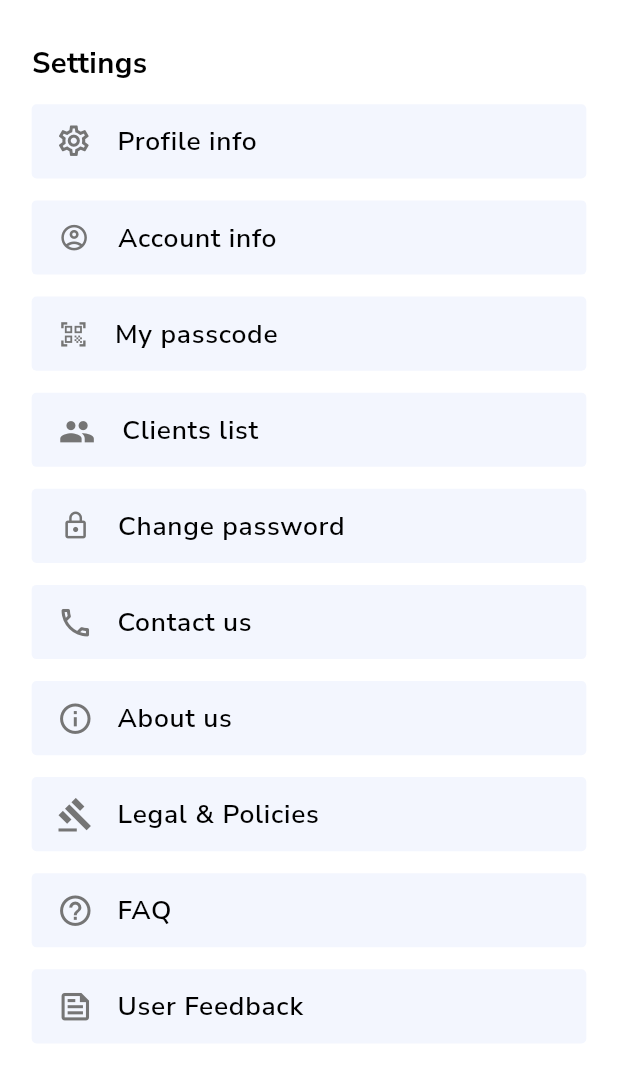
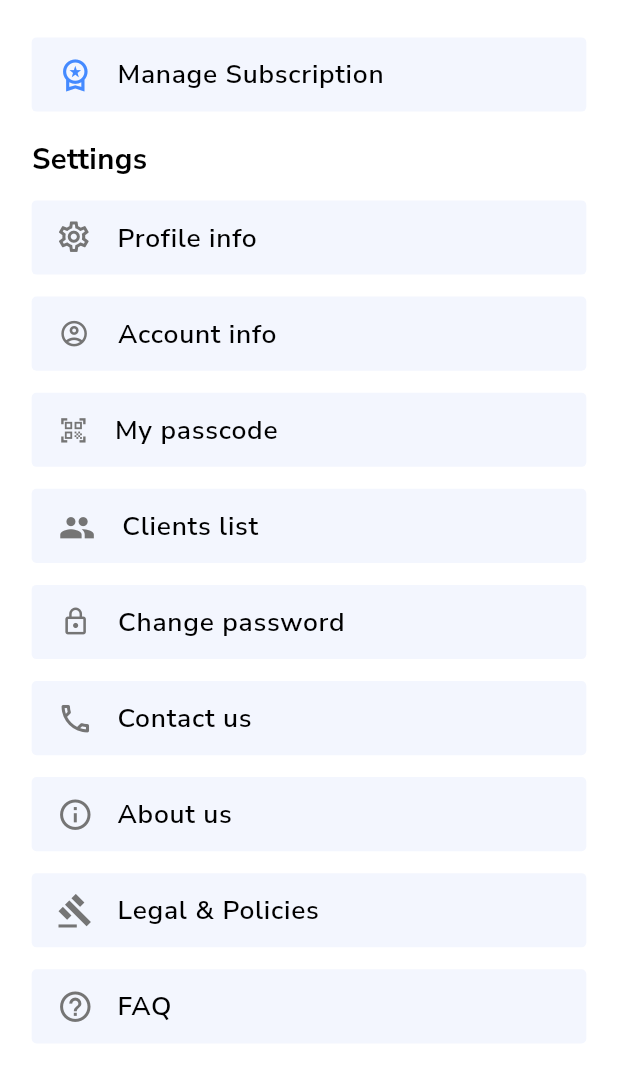
Before and after one commit to coderoofsit/coach_student_new2026, a Flutter app: the SettingsCoachPage screen opened directly, on a phone screen of 412 x 824 dp, the part 171-1236 px from its top. Run offline on Flutter 3.47's test engine with Material 3 defaults, Android fonts, the phone set to English and light mode, and no system bars; our stand-ins replace app_links, auto_size_text, cached_network_image, cloud_firestore, dio, firebase_core and 27 more; missing offline and left inert: iap_package, in_app_purchase_android, in_app_purchase_storekit, onepref, qr_code_scanner_new; accounts and stored records are empty; project files that could hold a hidden picture were left out.

Commit message:
subs added

```diff
--- a/lib/view/Auth/onboarding_screen.dart
+++ b/lib/view/Auth/onboarding_screen.dart
@@ -490,7 +490,7 @@ class _OnboardingScreenState extends ConsumerState<OnboardingScreen> {
               final iap = ref.read(iapProvider.notifier);
 
               final productId = _selectedSubscription == 'Annual'
-                  ? 'test_product_id'
+                  ? 'year_plan_test'
                   : 'test_product_id';
 
               await iap.buyProduct(productId, isConsumable: false);
--- a/lib/view/coach/settings_page/settings_page.dart
+++ b/lib/view/coach/settings_page/settings_page.dart
@@ -16,6 +16,7 @@ import 'change_password_screen/change_password_screen.dart';
 import 'contact_us_screen/contact_us_screen.dart';
 import 'delete_account_screen/delete_account_coach.dart';
 import 'my_profile_coach/my_profile_coach.dart';
+import 'manage_plans/manage_plans_screen.dart';
 import 'package:coach_student/core/app_export.dart';
 
 import 'package:coach_student/widgets/custom_text_form_field.dart';
@@ -60,6 +61,8 @@ class SettingsCoachPage extends StatelessWidget {
                             builder: (context) => const PayPalConnectScreen()));
                   },
                   child: _buildConnect(context),),
+              SizedBox(height: 15.v),
+              _buildManagePlans(context),
               SizedBox(height: 19.v),
               Align(
                 alignment: Alignment.centerLeft,
@@ -640,4 +643,39 @@ class SettingsCoachPage extends StatelessWidget {
       fillColor: appTheme.gray5001,
     );
   }
+
+  Widget _buildManagePlans(BuildContext context) {
+    return CustomTextFormField(
+      readOnly: true,
+      hintText: "Manage Subscription",
+      onTap: () {
+        Navigator.push(
+          context,
+          MaterialPageRoute(
+            builder: (context) => const ManagePlansScreen(),
+          ),
+        );
+      },
+      hintStyle: CustomTextStyles.titleMediumBlack900SemiBold18,
+      prefix: Container(
+        margin: EdgeInsets.fromLTRB(16.h, 13.v, 11.h, 12.v),
+        child: Icon(
+          Icons.workspace_premium_outlined,
+          size: 25.adaptSize,
+          color: Colors.blueAccent,
+        ),
+      ),
+      prefixConstraints: BoxConstraints(
+        maxHeight: 50.v,
+      ),
+      contentPadding: EdgeInsets.only(
+        top: 12.v,
+        right: 30.h,
+        bottom: 12.v,
+      ),
+      borderDecoration: TextFormFieldStyleHelper.fillGray,
+      filled: true,
+      fillColor: appTheme.gray5001,
+    );
+  }
 }
```
Also changed, not shown: lib/view/coach/settings_page/manage_plans/manage_plans_screen.dart (added, +177 -0 lines).
